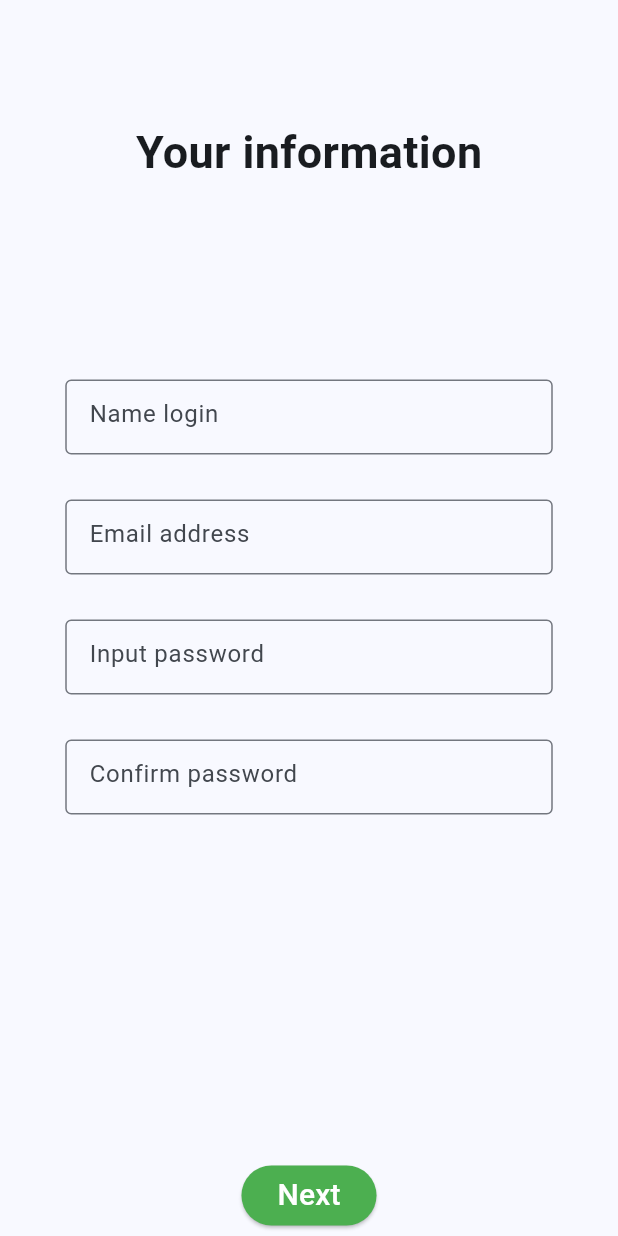
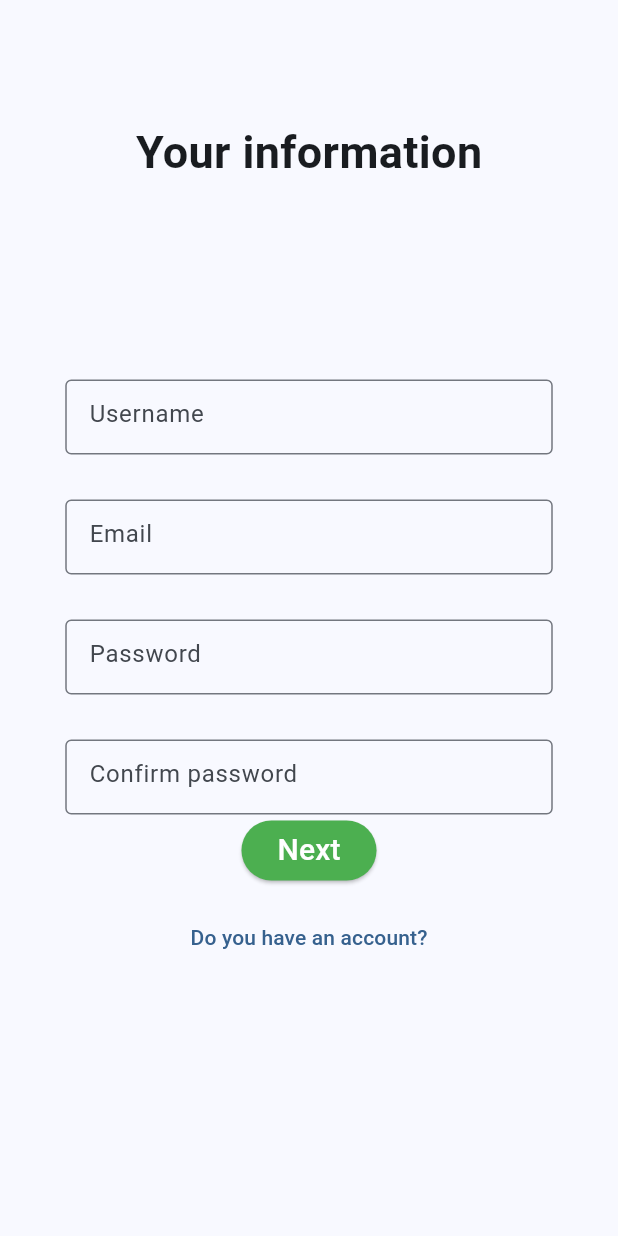
Before and after one commit to ngotruong764/chat_app_flutter, a Flutter app: the SignUp1 screen opened by its route, on a phone screen of 412 x 824 dp. Run offline on Flutter 3.47's test engine with Material 3 defaults, Android fonts, the light colour scheme and no system bars; our stand-ins replace dio, get.

Commit message:
update login

```diff
--- a/lib/data/api/apis_base.dart
+++ b/lib/data/api/apis_base.dart
@@ -1,6 +1,10 @@
+import 'package:dio/dio.dart';
+
 abstract class ApisBase{
+  // create dio
+  static final Dio dio = Dio();
   static const String baseURL = 'http://10.0.2.2:8081/talkie/api/v1';
 
   // USER INFO
-  static const String registerAccount = '/user-info/register';
+  static const String registerAccount = '$baseURL/user-info/register';
 }
--- a/lib/modules/login/Signup1.dart
+++ /dev/null
@@ -1,114 +0,0 @@
-import 'dart:math';
-
-import 'package:chat_app_flutter/routes/app_routes.dart';
-import 'package:flutter/material.dart';
-import 'package:get/get.dart';
-
-
-
-
-class SignUp1 extends StatelessWidget {
-  const SignUp1({super.key});
-
-
-  void getSignUpOTP(){
-    Get.toNamed(AppRoutes.LOGINOTP);
-  }
-
-
-
-  @override
-  Widget build(BuildContext context) {
-
-    return Scaffold(
-      body: Column(
-          // mainAxisAlignment: MainAxisAlignment.center,
-          children: [
-            Container(
-              margin: const EdgeInsets.only(top: 80),
-              alignment: Alignment.center,
-
-              child: const Text(
-                "Your information",
-                style: TextStyle(
-                  fontSize: 30,
-                  fontWeight: FontWeight.w700,
-                ),
-              ),
-            ),
-
-            const SizedBox(height: 130),
-
-            const SizedBox(
-              width: 325,
-              height: 50,
-              child: TextField(
-                decoration: InputDecoration(
-                  border: OutlineInputBorder(),
-                  hintText: 'Name login',
-                ),
-              ),
-            ),
-
-            const SizedBox(height: 30),
-            const SizedBox(
-              width: 325,
-              height: 50,
-              child: TextField(
-                decoration: InputDecoration(
-                  border: OutlineInputBorder(),
-                  hintText: 'Email address',
-                ),
-              ),
-            ),
-
-            const SizedBox(height: 30),
-            const SizedBox(
-              width: 325,
-              height: 50,
-              child: TextField(
-                decoration: InputDecoration(
-                  border: OutlineInputBorder(),
-                  hintText: 'Input password',
-                ),
-              ),
-            ),
-
-            const SizedBox(height: 30),
-            const SizedBox(
-              width: 325,
-              height: 50,
-              child: TextField(
-                decoration: InputDecoration(
-                  border: OutlineInputBorder(),
-                  hintText: 'Confirm password',
-                ),
-              ),
-            ),
-
-            const SizedBox(height: 230,),
-            ElevatedButton(
-              onPressed: () {
-                getSignUpOTP();
-              },
-              style: ElevatedButton.styleFrom(
-                backgroundColor: Colors.green,
-                foregroundColor: Colors.white,
-              ),
-              child: const Text("Next",
-                style: TextStyle(fontSize: 20),
-              ),
-            ),
-
-            const SizedBox(height: 10,),
-            TextButton(
-              onPressed: () {
-                // Handle button press
-              },
-              child: const Text('Do you have a account?'),
-            ),
-          ],
-        ),
-    );
-  }
-}
--- /dev/null
+++ b/lib/modules/login/controller/login_controller.dart
@@ -0,0 +1,14 @@
+import 'package:chat_app_flutter/data/api/apis_user_info.dart';
+import 'package:get/get.dart';
+
+import '../../../model/user_info.dart';
+
+class LoginController extends GetxController{
+
+
+  Future<UserInfo?>? registerUser(String username, String email, String password) async{
+    UserInfo? userInfo = await ApisUserinfo.registerAccount(username: username, email: email, password: password);
+    return null;
+  }
+
+}
--- /dev/null
+++ b/lib/modules/login/view/Signup1.dart
@@ -0,0 +1,146 @@
+import 'package:chat_app_flutter/modules/login/controller/login_controller.dart';
+import 'package:chat_app_flutter/routes/app_routes.dart';
+import 'package:flutter/material.dart';
+import 'package:get/get.dart';
+
+class SignUp1 extends StatefulWidget {
+  const SignUp1({super.key});
+
+  @override
+  State<SignUp1> createState() => _Signup1State();
+}
+
+class _Signup1State extends State<SignUp1> {
+  void getSignUpOTP() {
+    Get.toNamed(AppRoutes.LOGINOTP);
+  }
+
+  final LoginController loginController = Get.put(LoginController());
+  final TextEditingController usernameController = TextEditingController();
+  final TextEditingController emailController = TextEditingController();
+  final TextEditingController passwordController = TextEditingController();
+  final TextEditingController confirmPasswordController =
+      TextEditingController();
+
+  @override
+  void dispose() {
+    super.dispose();
+    // dispose TextEditingController
+    usernameController.dispose();
+    emailController.dispose();
+    passwordController.dispose();
+    confirmPasswordController.dispose();
+  }
+
+  @override
+  Widget build(BuildContext context) {
+    return Scaffold(
+      body: Column(
+        children: [
+          Container(
+            margin: const EdgeInsets.only(top: 80),
+            alignment: Alignment.center,
+            child: const Text(
+              "Your information",
+              style: TextStyle(
+                fontSize: 30,
+                fontWeight: FontWeight.w700,
+              ),
+            ),
+          ),
+          // Padding(
+          //   padding: const EdgeInsets.only(top: 80),
+          //   child: const Text(
+          //     "Your information",
+          //     style: TextStyle(
+          //       fontSize: 30,
+          //       fontWeight: FontWeight.w700,
+          //     ),
+          //   ),
+          // ),
+
+          const SizedBox(height: 130),
+
+          SizedBox(
+            width: 325,
+            height: 50,
+            child: TextField(
+              controller: usernameController,
+              decoration: const InputDecoration(
+                border: OutlineInputBorder(),
+                hintText: 'Username',
+              ),
+            ),
+          ),
+
+          const SizedBox(height: 30),
+          SizedBox(
+            width: 325,
+            height: 50,
+            child: TextField(
+              controller: emailController,
+              decoration: const InputDecoration(
+                border: OutlineInputBorder(),
+                hintText: 'Email',
+              ),
+            ),
+          ),
+
+          const SizedBox(height: 30),
+          SizedBox(
+            width: 325,
+            height: 50,
+            child: TextField(
+              controller: passwordController,
+              decoration: const InputDecoration(
+                border: OutlineInputBorder(),
+                hintText: 'Password',
+              ),
+            ),
+          ),
+
+          const SizedBox(height: 30),
+          SizedBox(
+            width: 325,
+            height: 50,
+            child: TextField(
+              controller: confirmPasswordController,
+              decoration: const InputDecoration(
+                border: OutlineInputBorder(),
+                hintText: 'Confirm password',
+              ),
+            ),
+          ),
+
+          // const SizedBox(height: 230,),
+          ElevatedButton(
+            onPressed: () async {
+              String username = usernameController.text;
+              String email = emailController.text;
+              String password = passwordController.text;
+              // sent request
+              // await loginController.registerUser(username, email, password);
+              getSignUpOTP();
+            },
+            style: ElevatedButton.styleFrom(
+              backgroundColor: Colors.green,
+              foregroundColor: Colors.white,
+            ),
+            child: const Text(
+              "Next",
+              style: TextStyle(fontSize: 20),
+            ),
+          ),
+
+          const SizedBox(
+            height: 10,
+          ),
+          TextButton(
+            onPressed: () {},
+            child: const Text('Do you have an account?'),
+          ),
+        ],
+      ),
+    );
+  }
+}
--- a/lib/modules/login/Signup2.dart
+++ b/lib/modules/login/view/Signup2.dart
@@ -4,7 +4,7 @@ import 'package:flutter/material.dart';
 import 'package:get/get.dart';
 
 class SignUp2 extends StatelessWidget {
-   SignUp2({super.key});
+   const SignUp2({super.key});
 
   // void getSignUp3() {
   //   Get.toNamed(AppRoutes.LOGIN3);
@@ -45,7 +45,7 @@ class SignUp2 extends StatelessWidget {
                   ),
                 ),
               ),
-              const SizedBox(
+              SizedBox(
                 width: 22,
               ),
               SizedBox(
--- a/pubspec.yaml
+++ b/pubspec.yaml
@@ -36,6 +36,7 @@ dependencies:
   # Use with the CupertinoIcons class for iOS style icons.
   cupertino_icons: ^1.0.6
   get: ^4.6.6
+  dio: ^5.7.0
 
 dev_dependencies:
   flutter_test:
```
Also changed, not shown: lib/data/api/apis_user_info.dart (+30 -3 lines), lib/modules/login/view/SignupOTP.dart (renamed from lib/modules/login/SignupOTP.dart, +6 -10 lines), lib/routes/app_pages.dart (+4 -4 lines), lib/modules/login/view/Signup3.dart (renamed from lib/modules/login/Signup3.dart).
